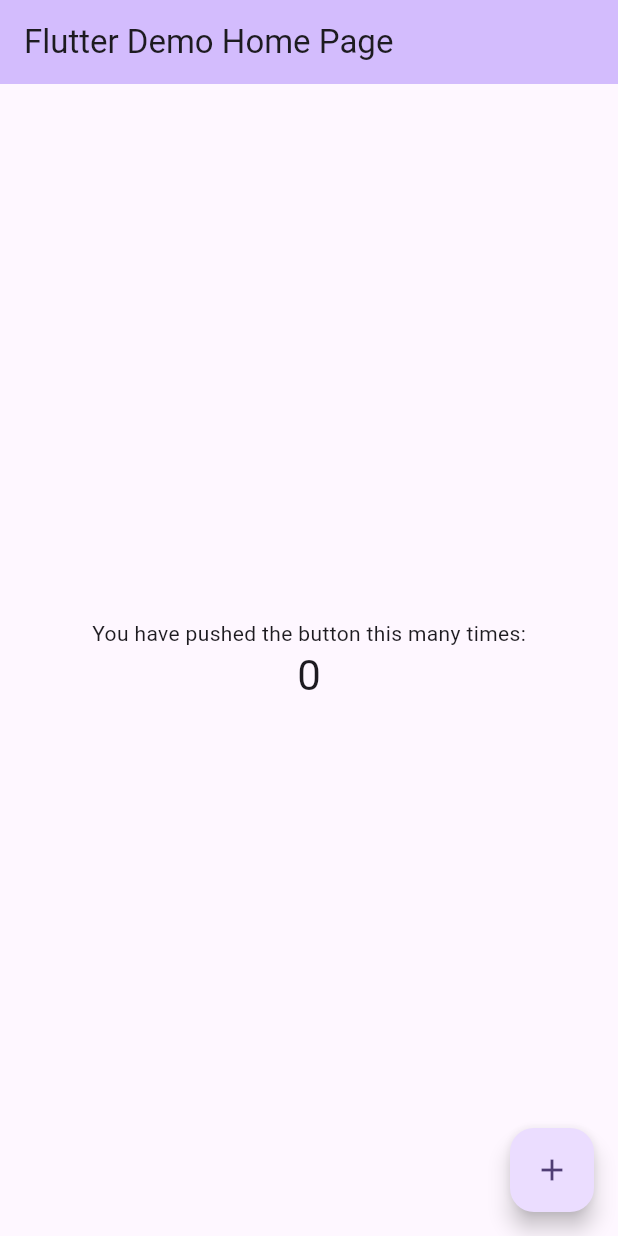
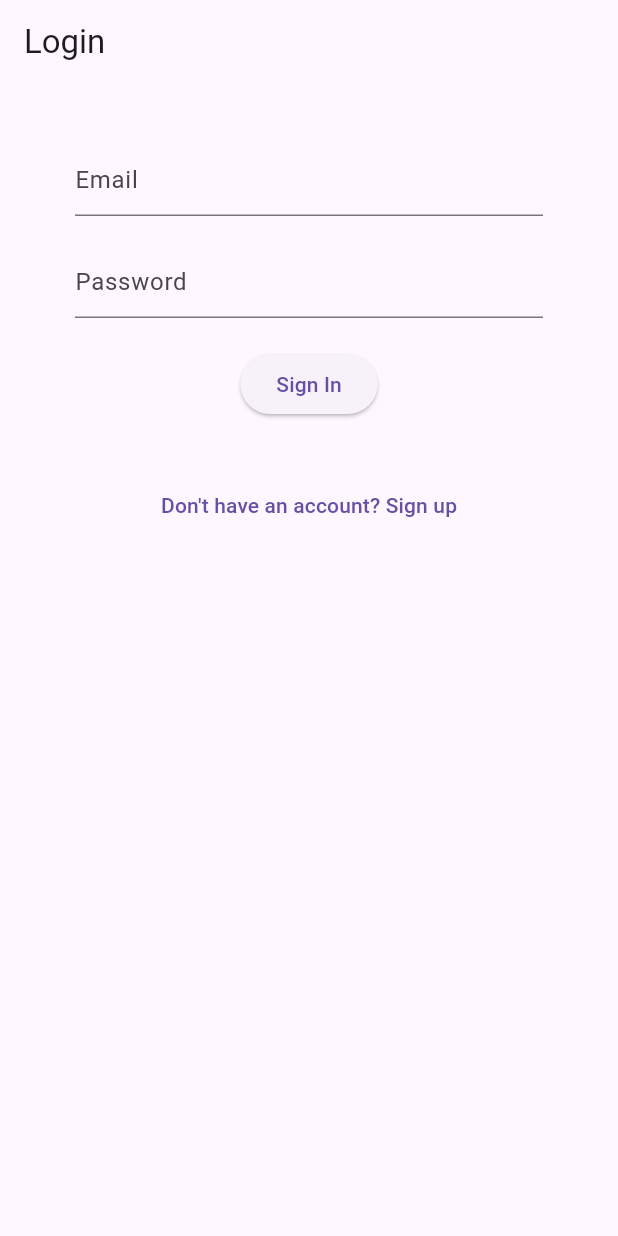
Before and after one commit to dinethsiriwardana/Flutter-Firebase-Tutorial, a Flutter app: the screen it shows after launch, on a phone screen of 412 x 824 dp. Run offline on Flutter 3.47's test engine with Material 3 defaults, Android fonts, the phone set to English and light mode, and no system bars; our stand-ins replace cloud_firestore, firebase_auth, firebase_core, firebase_database; accounts and stored records are empty.

Commit message:
add details

```diff
--- /dev/null
+++ b/lib/auth.dart
@@ -0,0 +1,26 @@
+import 'package:firebase_tutorial/screens/home_screen.dart';
+import 'package:firebase_tutorial/screens/login.dart';
+import 'package:firebase_tutorial/service/auth_service.dart';
+import 'package:flutter/material.dart';
+
+class AuthWrapper extends StatelessWidget {
+  final AuthService _auth = AuthService();
+
+  @override
+  Widget build(BuildContext context) {
+    return StreamBuilder(
+      stream: _auth.authStateChanges,
+      builder: (context, snapshot) {
+        if (snapshot.connectionState == ConnectionState.active) {
+          final user = snapshot.data;
+          if (user == null) {
+            return LoginScreen();
+          } else {
+            return HomeScreen();
+          }
+        }
+        return Scaffold(body: Center(child: CircularProgressIndicator()));
+      },
+    );
+  }
+}
--- a/lib/main.dart
+++ b/lib/main.dart
@@ -1,122 +1,32 @@
+import 'package:firebase_tutorial/auth.dart';
+import 'package:firebase_tutorial/screens/home_screen.dart';
+import 'package:firebase_tutorial/screens/login.dart';
+import 'package:firebase_tutorial/screens/sign_up.dart';
 import 'package:flutter/material.dart';
+import 'package:firebase_core/firebase_core.dart';
 
-void main() {
-  runApp(const MyApp());
+void main() async {
+  WidgetsFlutterBinding.ensureInitialized();
+  await Firebase.initializeApp();
+  runApp(MyApp());
 }
 
 class MyApp extends StatelessWidget {
-  const MyApp({super.key});
-
-  // This widget is the root of your application.
   @override
   Widget build(BuildContext context) {
     return MaterialApp(
-      title: 'Flutter Demo',
+      title: 'Firebase Flutter Demo',
       theme: ThemeData(
-        // This is the theme of your application.
-        //
-        // TRY THIS: Try running your application with "flutter run". You'll see
-        // the application has a purple toolbar. Then, without quitting the app,
-        // try changing the seedColor in the colorScheme below to Colors.green
-        // and then invoke "hot reload" (save your changes or press the "hot
-        // reload" button in a Flutter-supported IDE, or press "r" if you used
-        // the command line to start the app).
-        //
-        // Notice that the counter didn't reset back to zero; the application
-        // state is not lost during the reload. To reset the state, use hot
-        // restart instead.
-        //
-        // This works for code too, not just values: Most code changes can be
-        // tested with just a hot reload.
-        colorScheme: ColorScheme.fromSeed(seedColor: Colors.deepPurple),
+        primarySwatch: Colors.blue,
+        visualDensity: VisualDensity.adaptivePlatformDensity,
       ),
-      home: const MyHomePage(title: 'Flutter Demo Home Page'),
+      initialRoute: '/',
+      routes: {
+        '/': (context) => AuthWrapper(),
+        '/login': (context) => LoginScreen(),
+        '/signup': (context) => SignupScreen(),
+        '/home': (context) => HomeScreen(),
+      },
     );
   }
 }
-
-class MyHomePage extends StatefulWidget {
-  const MyHomePage({super.key, required this.title});
-
-  // This widget is the home page of your application. It is stateful, meaning
-  // that it has a State object (defined below) that contains fields that affect
-  // how it looks.
-
-  // This class is the configuration for the state. It holds the values (in this
-  // case the title) provided by the parent (in this case the App widget) and
-  // used by the build method of the State. Fields in a Widget subclass are
-  // always marked "final".
-
-  final String title;
-
-  @override
-  State<MyHomePage> createState() => _MyHomePageState();
-}
-
-class _MyHomePageState extends State<MyHomePage> {
-  int _counter = 0;
-
-  void _incrementCounter() {
-    setState(() {
-      // This call to setState tells the Flutter framework that something has
-      // changed in this State, which causes it to rerun the build method below
-      // so that the display can reflect the updated values. If we changed
-      // _counter without calling setState(), then the build method would not be
-      // called again, and so nothing would appear to happen.
-      _counter++;
-    });
-  }
-
-  @override
-  Widget build(BuildContext context) {
-    // This method is rerun every time setState is called, for instance as done
-    // by the _incrementCounter method above.
-    //
-    // The Flutter framework has been optimized to make rerunning build methods
-    // fast, so that you can just rebuild anything that needs updating rather
-    // than having to individually change instances of widgets.
-    return Scaffold(
-      appBar: AppBar(
-        // TRY THIS: Try changing the color here to a specific color (to
-        // Colors.amber, perhaps?) and trigger a hot reload to see the AppBar
-        // change color while the other colors stay the same.
-        backgroundColor: Theme.of(context).colorScheme.inversePrimary,
-        // Here we take the value from the MyHomePage object that was created by
-        // the App.build method, and use it to set our appbar title.
-        title: Text(widget.title),
-      ),
-      body: Center(
-        // Center is a layout widget. It takes a single child and positions it
-        // in the middle of the parent.
-        child: Column(
-          // Column is also a layout widget. It takes a list of children and
-          // arranges them vertically. By default, it sizes itself to fit its
-          // children horizontally, and tries to be as tall as its parent.
-          //
-          // Column has various properties to control how it sizes itself and
-          // how it positions its children. Here we use mainAxisAlignment to
-          // center the children vertically; the main axis here is the vertical
-          // axis because Columns are vertical (the cross axis would be
-          // horizontal).
-          //
-          // TRY THIS: Invoke "debug painting" (choose the "Toggle Debug Paint"
-          // action in the IDE, or press "p" in the console), to see the
-          // wireframe for each widget.
-          mainAxisAlignment: MainAxisAlignment.center,
-          children: <Widget>[
-            const Text('You have pushed the button this many times:'),
-            Text(
-              '$_counter',
-              style: Theme.of(context).textTheme.headlineMedium,
-            ),
-          ],
-        ),
-      ),
-      floatingActionButton: FloatingActionButton(
-        onPressed: _incrementCounter,
-        tooltip: 'Increment',
-        child: const Icon(Icons.add),
-      ), // This trailing comma makes auto-formatting nicer for build methods.
-    );
-  }
-}
--- /dev/null
+++ b/lib/screens/login.dart
@@ -0,0 +1,83 @@
+// login_screen.dart
+import 'package:firebase_auth/firebase_auth.dart';
+import 'package:firebase_tutorial/service/auth_service.dart';
+import 'package:flutter/material.dart';
+
+class LoginScreen extends StatefulWidget {
+  @override
+  _LoginScreenState createState() => _LoginScreenState();
+}
+
+class _LoginScreenState extends State<LoginScreen> {
+  final AuthService _auth = AuthService();
+  final _formKey = GlobalKey<FormState>();
+
+  String email = '';
+  String password = '';
+  String error = '';
+  bool loading = false;
+
+  @override
+  Widget build(BuildContext context) {
+    return Scaffold(
+      appBar: AppBar(title: Text('Login')),
+      body: Container(
+        padding: EdgeInsets.symmetric(vertical: 20.0, horizontal: 50.0),
+        child: Form(
+          key: _formKey,
+          child: Column(
+            children: <Widget>[
+              SizedBox(height: 20.0),
+              TextFormField(
+                decoration: InputDecoration(hintText: 'Email'),
+                validator: (val) => val!.isEmpty ? 'Enter an email' : null,
+                onChanged: (val) {
+                  setState(() => email = val);
+                },
+              ),
+              SizedBox(height: 20.0),
+              TextFormField(
+                decoration: InputDecoration(hintText: 'Password'),
+                obscureText: true,
+                validator:
+                    (val) =>
+                        val!.length < 6
+                            ? 'Enter a password 6+ chars long'
+                            : null,
+                onChanged: (val) {
+                  setState(() => password = val);
+                },
+              ),
+              SizedBox(height: 20.0),
+              ElevatedButton(
+                child: Text('Sign In'),
+                onPressed: () async {
+                  if (_formKey.currentState!.validate()) {
+                    setState(() => loading = true);
+                    try {
+                      await _auth.signInWithEmailAndPassword(email, password);
+                      Navigator.pushReplacementNamed(context, '/home');
+                    } on FirebaseAuthException catch (e) {
+                      setState(() {
+                        error = e.message!;
+                        loading = false;
+                      });
+                    }
+                  }
+                },
+              ),
+              SizedBox(height: 12.0),
+              Text(error, style: TextStyle(color: Colors.red, fontSize: 14.0)),
+              TextButton(
+                child: Text('Don\'t have an account? Sign up'),
+                onPressed: () {
+                  Navigator.pushNamed(context, '/signup');
+                },
+              ),
+            ],
+          ),
+        ),
+      ),
+    );
+  }
+}
--- /dev/null
+++ b/lib/service/auth_service.dart
@@ -0,0 +1,50 @@
+import 'package:firebase_auth/firebase_auth.dart';
+
+class AuthService {
+  final FirebaseAuth _auth = FirebaseAuth.instance;
+
+  // Auth state changes stream
+  Stream<User?> get authStateChanges => _auth.authStateChanges();
+
+  // Sign in with email and password
+  Future<UserCredential?> signInWithEmailAndPassword(
+    String email,
+    String password,
+  ) async {
+    try {
+      UserCredential userCredential = await _auth.signInWithEmailAndPassword(
+        email: email,
+        password: password,
+      );
+      return userCredential;
+    } on FirebaseAuthException catch (e) {
+      print('Failed to sign in: ${e.message}');
+      rethrow;
+    }
+  }
+
+  // Register with email and password
+  Future<UserCredential?> createUserWithEmailAndPassword(
+    String email,
+    String password,
+  ) async {
+    try {
+      UserCredential userCredential = await _auth
+          .createUserWithEmailAndPassword(email: email, password: password);
+      return userCredential;
+    } on FirebaseAuthException catch (e) {
+      print('Failed to register: ${e.message}');
+      rethrow;
+    }
+  }
+
+  // Sign out
+  Future<void> signOut() async {
+    await _auth.signOut();
+  }
+
+  // Get current user
+  User? getCurrentUser() {
+    return _auth.currentUser;
+  }
+}
--- a/pubspec.yaml
+++ b/pubspec.yaml
@@ -34,6 +34,10 @@ dependencies:
   # The following adds the Cupertino Icons font to your application.
   # Use with the CupertinoIcons class for iOS style icons.
   cupertino_icons: ^1.0.8
+  firebase_core: ^3.12.1
+  firebase_auth: ^5.5.1
+  cloud_firestore: ^5.6.5
+  firebase_database: ^11.3.4
 
 dev_dependencies:
   flutter_test:
```
Also changed, not shown: lib/screens/home_screen.dart (added, +264 -0 lines), lib/screens/sign_up.dart (added, +103 -0 lines), lib/service/database_service.dart (added, +59 -0 lines), pubspec.lock, 10 other files.
